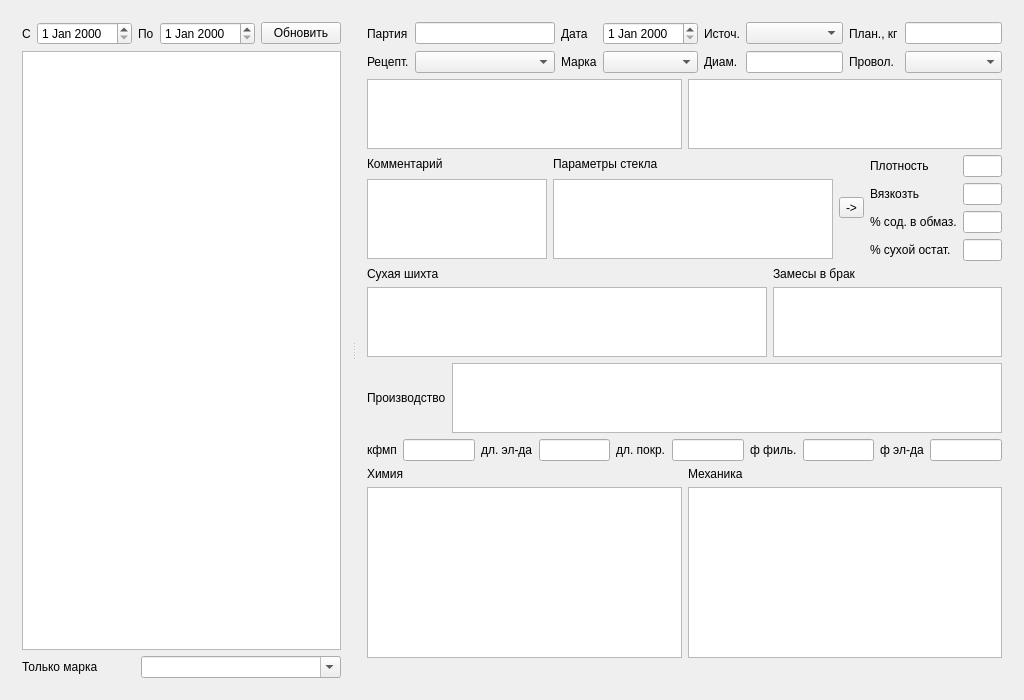
The window that mainwidget.ui (Sergeyego/el_part) describes before a commit, drawn with Qt 5.
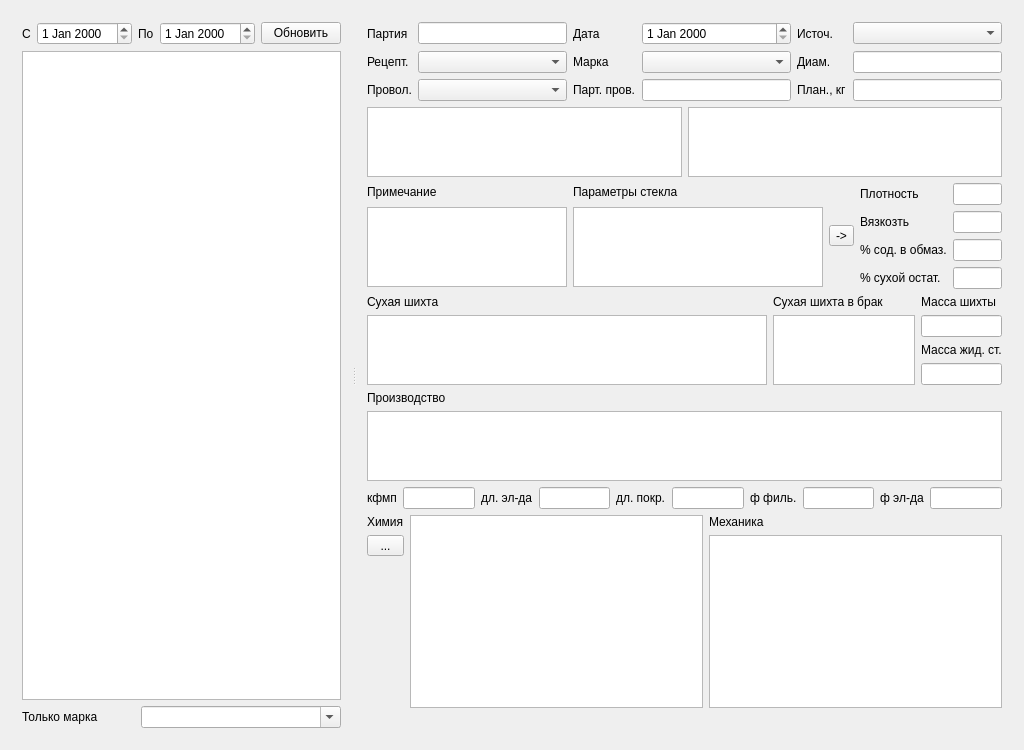
The same window after the commit. Custom widgets are drawn as their Qt base class.

Patch:
```diff
--- a/mainwidget.ui
+++ b/mainwidget.ui
@@ -7,20 +7,20 @@
     <x>0</x>
     <y>0</y>
     <width>1024</width>
-    <height>700</height>
+    <height>750</height>
    </rect>
   </property>
   <property name="windowTitle">
    <string>Партии электродов</string>
   </property>
-  <layout class="QVBoxLayout" name="verticalLayout_8">
+  <layout class="QVBoxLayout" name="verticalLayout_12">
    <item>
     <widget class="QSplitter" name="splitter">
      <property name="orientation">
       <enum>Qt::Horizontal</enum>
      </property>
-     <widget class="QWidget" name="layoutWidget">
-      <layout class="QVBoxLayout" name="verticalLayout">
+     <widget class="QWidget" name="">
+      <layout class="QVBoxLayout" name="verticalLayout_7">
        <item>
         <layout class="QHBoxLayout" name="horizontalLayout_2">
          <item>
@@ -95,7 +95,7 @@
       </layout>
      </widget>
      <widget class="QWidget" name="">
-      <layout class="QVBoxLayout" name="verticalLayout_7">
+      <layout class="QVBoxLayout" name="verticalLayout_8">
        <item>
         <layout class="QGridLayout" name="gridLayout_2">
          <item row="0" column="0">
@@ -128,15 +128,8 @@
          <item row="0" column="6">
           <widget class="QComboBox" name="comboBoxSrc"/>
          </item>
-         <item row="0" column="7">
-          <widget class="QLabel" name="label_11">
-           <property name="text">
-            <string>План., кг</string>
-           </property>
-          </widget>
-         </item>
-         <item row="0" column="8">
-          <widget class="QLineEdit" name="lineEditKvo"/>
+         <item row="1" column="4">
+          <widget class="QComboBox" name="comboBoxMark"/>
          </item>
          <item row="1" column="0">
           <widget class="QLabel" name="label_4">
@@ -145,8 +138,8 @@
            </property>
           </widget>
          </item>
-         <item row="1" column="4">
-          <widget class="QComboBox" name="comboBoxMark"/>
+         <item row="1" column="6">
+          <widget class="QLineEdit" name="lineEditDiam"/>
          </item>
          <item row="1" column="5">
           <widget class="QLabel" name="label_6">
@@ -155,19 +148,6 @@
            </property>
           </widget>
          </item>
-         <item row="1" column="6">
-          <widget class="QLineEdit" name="lineEditDiam"/>
-         </item>
-         <item row="1" column="7">
-          <widget class="QLabel" name="label_10">
-           <property name="text">
-            <string>Провол.</string>
-           </property>
-          </widget>
-         </item>
-         <item row="1" column="8">
-          <widget class="QComboBox" name="comboBoxProv"/>
-         </item>
          <item row="1" column="1">
           <widget class="QComboBox" name="comboBoxRcp">
            <property name="minimumSize">
@@ -185,12 +165,42 @@
            </property>
           </widget>
          </item>
+         <item row="2" column="1">
+          <widget class="QComboBox" name="comboBoxProv"/>
+         </item>
+         <item row="2" column="0">
+          <widget class="QLabel" name="label_10">
+           <property name="text">
+            <string>Провол.</string>
+           </property>
+          </widget>
+         </item>
+         <item row="2" column="5">
+          <widget class="QLabel" name="label_11">
+           <property name="text">
+            <string>План., кг</string>
+           </property>
+          </widget>
+         </item>
+         <item row="2" column="6">
+          <widget class="QLineEdit" name="lineEditKvo"/>
+         </item>
+         <item row="2" column="2" colspan="2">
+          <widget class="QLabel" name="label_28">
+           <property name="text">
+            <string>Парт. пров.</string>
+           </property>
+          </widget>
+         </item>
+         <item row="2" column="4">
+          <widget class="QLineEdit" name="lineEditPartProv"/>
+         </item>
         </layout>
        </item>
        <item>
         <layout class="QHBoxLayout" name="horizontalLayout_6">
          <item>
-          <widget class="QTableView" name="tableViewGlass">
+          <widget class="DbViewer" name="tableViewGlass">
            <property name="maximumSize">
             <size>
              <width>16777215</width>
@@ -228,7 +238,7 @@
               </sizepolicy>
              </property>
              <property name="text">
-              <string>Комментарий</string>
+              <string>Примечание</string>
              </property>
             </widget>
            </item>
@@ -236,7 +246,7 @@
             <widget class="QPlainTextEdit" name="plainTextEdit">
              <property name="minimumSize">
               <size>
-               <width>180</width>
+               <width>200</width>
                <height>0</height>
               </size>
              </property>
@@ -269,7 +279,7 @@
             <widget class="QTableView" name="tableViewGlassPar">
              <property name="minimumSize">
               <size>
-               <width>280</width>
+               <width>250</width>
                <height>0</height>
               </size>
              </property>
@@ -337,7 +347,7 @@
         </layout>
        </item>
        <item>
-        <layout class="QHBoxLayout" name="horizontalLayout_7">
+        <layout class="QHBoxLayout" name="horizontalLayout_4">
          <item>
           <layout class="QVBoxLayout" name="verticalLayout_11">
            <item>
@@ -354,7 +364,7 @@
             </widget>
            </item>
            <item>
-            <widget class="QTableView" name="tableViewDoz">
+            <widget class="DbViewer" name="tableViewDoz">
              <property name="minimumSize">
               <size>
                <width>400</width>
@@ -382,12 +392,12 @@
               </sizepolicy>
              </property>
              <property name="text">
-              <string>Замесы в брак</string>
+              <string>Сухая шихта в брак</string>
              </property>
             </widget>
            </item>
            <item>
-            <widget class="QTableView" name="tableViewBrak">
+            <widget class="DbViewer" name="tableViewBrak">
              <property name="maximumSize">
               <size>
                <width>16777215</width>
@@ -398,19 +408,61 @@
            </item>
           </layout>
          </item>
+         <item>
+          <layout class="QVBoxLayout" name="verticalLayout_9">
+           <item>
+            <widget class="QLabel" name="label_30">
+             <property name="sizePolicy">
+              <sizepolicy hsizetype="Preferred" vsizetype="Maximum">
+               <horstretch>0</horstretch>
+               <verstretch>0</verstretch>
+              </sizepolicy>
+             </property>
+             <property name="text">
+              <string>Масса шихты</string>
+             </property>
+            </widget>
+           </item>
+           <item>
+            <widget class="QLineEdit" name="lineEditMasDry"/>
+           </item>
+           <item>
+            <widget class="QLabel" name="label_29">
+             <property name="sizePolicy">
+              <sizepolicy hsizetype="Preferred" vsizetype="Maximum">
+               <horstretch>0</horstretch>
+               <verstretch>0</verstretch>
+              </sizepolicy>
+             </property>
+             <property name="text">
+              <string>Масса жид. ст.</string>
+             </property>
+            </widget>
+           </item>
+           <item>
+            <widget class="QLineEdit" name="lineEditMasGl"/>
+           </item>
+          </layout>
+         </item>
         </layout>
        </item>
        <item>
-        <layout class="QHBoxLayout" name="horizontalLayout_8">
+        <layout class="QVBoxLayout" name="verticalLayout">
          <item>
           <widget class="QLabel" name="label_20">
+           <property name="sizePolicy">
+            <sizepolicy hsizetype="Preferred" vsizetype="Maximum">
+             <horstretch>0</horstretch>
+             <verstretch>0</verstretch>
+            </sizepolicy>
+           </property>
            <property name="text">
             <string>Производство</string>
            </property>
           </widget>
          </item>
          <item>
-          <widget class="QTableView" name="tableViewPress">
+          <widget class="DbViewer" name="tableViewPress">
            <property name="maximumSize">
             <size>
              <width>16777215</width>
@@ -478,11 +530,11 @@
        <item>
         <layout class="QHBoxLayout" name="horizontalLayout_9">
          <item>
-          <layout class="QVBoxLayout" name="verticalLayout_5">
+          <layout class="QVBoxLayout" name="verticalLayout_13">
            <item>
             <widget class="QLabel" name="label_21">
              <property name="sizePolicy">
-              <sizepolicy hsizetype="Preferred" vsizetype="Maximum">
+              <sizepolicy hsizetype="Fixed" vsizetype="Maximum">
                <horstretch>0</horstretch>
                <verstretch>0</verstretch>
               </sizepolicy>
@@ -493,7 +545,37 @@
             </widget>
            </item>
            <item>
-            <widget class="QTableView" name="tableViewChem"/>
+            <widget class="QToolButton" name="toolButtonChem">
+             <property name="sizePolicy">
+              <sizepolicy hsizetype="Minimum" vsizetype="Fixed">
+               <horstretch>0</horstretch>
+               <verstretch>0</verstretch>
+              </sizepolicy>
+             </property>
+             <property name="text">
+              <string>...</string>
+             </property>
+            </widget>
+           </item>
+           <item>
+            <spacer name="verticalSpacer">
+             <property name="orientation">
+              <enum>Qt::Vertical</enum>
+             </property>
+             <property name="sizeHint" stdset="0">
+              <size>
+               <width>20</width>
+               <height>40</height>
+              </size>
+             </property>
+            </spacer>
+           </item>
+          </layout>
+         </item>
+         <item>
+          <layout class="QVBoxLayout" name="verticalLayout_5">
+           <item>
+            <widget class="DbViewer" name="tableViewChem"/>
            </item>
           </layout>
          </item>
@@ -513,7 +595,7 @@
             </widget>
            </item>
            <item>
-            <widget class="QTableView" name="tableViewMech"/>
+            <widget class="DbViewer" name="tableViewMech"/>
            </item>
           </layout>
          </item>
```
Left out of the diff: 2 changed lines with no effect on the pictures.
